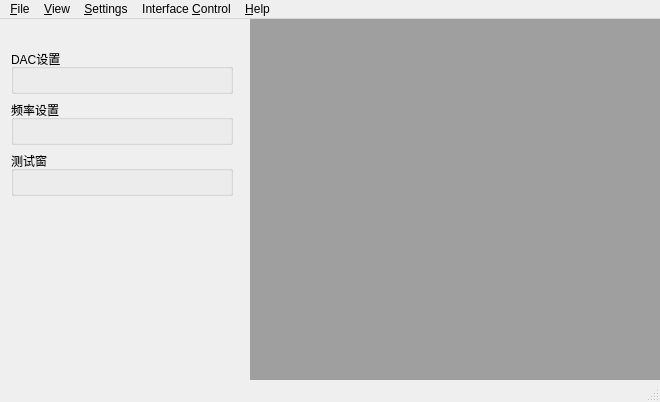
Above: trunk/soft/zebra-tester/mainwindow.ui from Quenii/ADCEVM-minor before the change. Below: the same form after it.
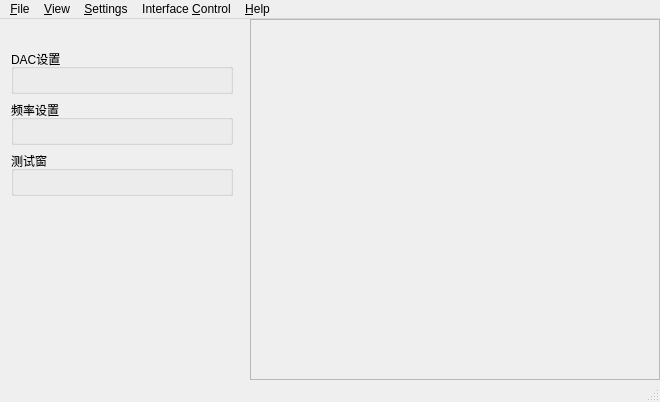
That is the form after the change. Custom widgets are drawn as their Qt base class.

```diff
--- a/trunk/soft/zebra-tester/mainwindow.ui
+++ b/trunk/soft/zebra-tester/mainwindow.ui
@@ -22,7 +22,19 @@
      <number>0</number>
     </property>
     <item row="0" column="0">
-     <widget class="QMdiArea" name="mdiArea"/>
+     <widget class="QFrame" name="frame">
+      <property name="frameShape">
+       <enum>QFrame::StyledPanel</enum>
+      </property>
+      <property name="frameShadow">
+       <enum>QFrame::Raised</enum>
+      </property>
+      <layout class="QGridLayout" name="gridLayout_5">
+       <item row="0" column="0">
+        <widget class="QwtPlot" name="qwtPlot"/>
+       </item>
+      </layout>
+     </widget>
     </item>
    </layout>
   </widget>
@@ -212,6 +224,11 @@
  </widget>
  <layoutdefault spacing="6" margin="11"/>
  <customwidgets>
+  <customwidget>
+   <class>QwtPlot</class>
+   <extends>QFrame</extends>
+   <header>qwt_plot.h</header>
+  </customwidget>
   <customwidget>
    <class>QDacTypeWidget</class>
    <extends>QWidget</extends>
```
